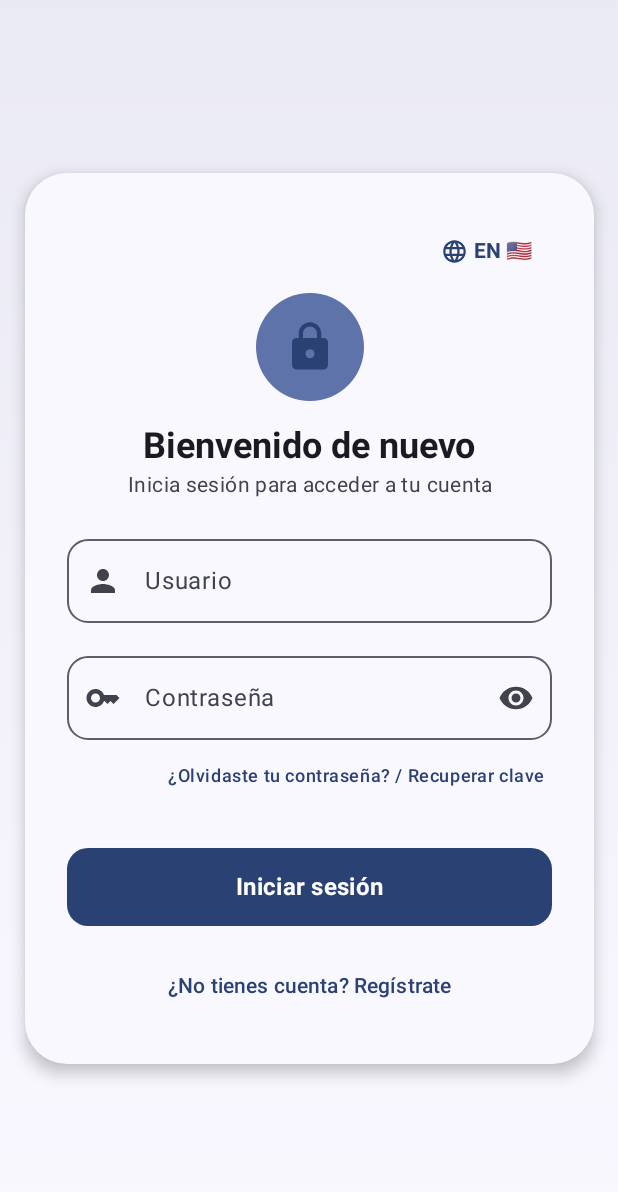
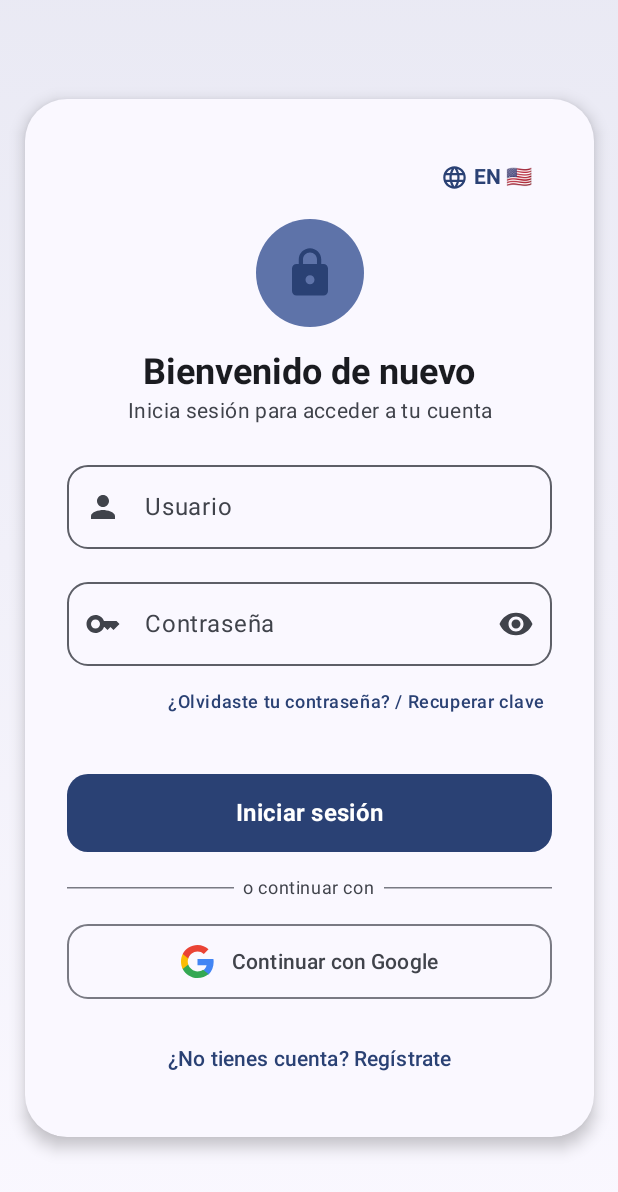
Before and after one commit to elopez2021/programacion-movil, an Android app built with Jetpack Compose: the screen it shows after launch (MainActivity), on a phone screen of 412 x 824 dp. Shown: the top 1192 px of the screen. Run offline under Robolectric (Android 15) with nearby library versions, the phone set to English and light mode, and no system bars.

Commit message:
Add Google Sign-In button and integration with flashcards_api

```diff
--- a/app/build.gradle
+++ b/app/build.gradle
@@ -47,6 +47,7 @@ dependencies {
     implementation libs.androidx.ui.tooling.preview
     implementation libs.androidx.material3
     implementation libs.androidx.material.icons.extended
+    implementation libs.google.play.services.auth
 
     debugImplementation libs.androidx.ui.tooling
 }
--- a/app/src/main/java/com/example/login/ui/LoginScreen.kt
+++ b/app/src/main/java/com/example/login/ui/LoginScreen.kt
@@ -1,6 +1,8 @@
 package com.example.login.ui
 
 import android.util.Patterns
+import androidx.activity.compose.rememberLauncherForActivityResult
+import androidx.activity.result.contract.ActivityResultContracts
 import androidx.compose.animation.AnimatedVisibility
 import androidx.compose.animation.fadeIn
 import androidx.compose.animation.fadeOut
@@ -20,7 +22,10 @@ import androidx.compose.ui.Alignment
 import androidx.compose.ui.Modifier
 import androidx.compose.ui.focus.FocusDirection
 import androidx.compose.ui.graphics.Brush
+import androidx.compose.ui.graphics.Color
+import androidx.compose.ui.platform.LocalContext
 import androidx.compose.ui.platform.LocalFocusManager
+import androidx.compose.ui.res.painterResource
 import androidx.compose.ui.text.font.FontWeight
 import androidx.compose.ui.text.input.ImeAction
 import androidx.compose.ui.text.input.KeyboardType
@@ -28,8 +33,12 @@ import androidx.compose.ui.text.input.PasswordVisualTransformation
 import androidx.compose.ui.text.input.VisualTransformation
 import androidx.compose.ui.text.style.TextAlign
 import androidx.compose.ui.unit.dp
+import com.example.login.R
 import com.example.login.data.ApiClient
 import com.example.login.data.User
+import com.google.android.gms.auth.api.signin.GoogleSignIn
+import com.google.android.gms.auth.api.signin.GoogleSignInOptions
+import com.google.android.gms.common.api.ApiException
 import kotlinx.coroutines.launch
 
 enum class AuthMode {
@@ -45,6 +54,7 @@ fun LoginScreen(
     onLoginSuccess: (User) -> Unit,
     apiClient: ApiClient = ApiClient
 ) {
+    val context = LocalContext.current
     val strings = remember(currentLanguage) { AppStrings.get(currentLanguage) }
     val coroutineScope = rememberCoroutineScope()
 
@@ -64,6 +74,55 @@ fun LoginScreen(
     var successMessage by remember { mutableStateOf<String?>(null) }
 
     val focusManager = LocalFocusManager.current
+
+    // Configuración de Google Sign-In
+    val gso = remember {
+        GoogleSignInOptions.Builder(GoogleSignInOptions.DEFAULT_SIGN_IN)
+            .requestEmail()
+            .requestProfile()
+            .build()
+    }
+
+    val googleSignInClient = remember {
+        GoogleSignIn.getClient(context, gso)
+    }
+
+    val googleLauncher = rememberLauncherForActivityResult(
+        contract = ActivityResultContracts.StartActivityForResult()
+    ) { result ->
+        val task = GoogleSignIn.getSignedInAccountFromIntent(result.data)
+        try {
+            val account = task.getResult(ApiException::class.java)
+            val googleEmail = account.email
+            val googleName = account.displayName ?: account.givenName ?: "Usuario Google"
+
+            if (!googleEmail.isNullOrBlank()) {
+                coroutineScope.launch {
+                    isLoading = true
+                    errorMessage = null
+                    val apiResult = apiClient.googleLogin(googleEmail, googleName)
+                    isLoading = false
+                    if (apiResult.isSuccess) {
+                        val loggedUser = apiResult.getOrNull()
+                        if (loggedUser != null) {
+                            onLoginSuccess(loggedUser)
+                        }
+                    } else {
+                        errorMessage = apiResult.exceptionOrNull()?.message ?: "Error al conectar cuenta con el servidor"
+                    }
+                }
+            } else {
+                errorMessage = "No se pudo obtener el correo de la cuenta de Google seleccionada"
+            }
+        } catch (e: ApiException) {
+            // Código 12501 significa que el usuario cerró el diálogo sin seleccionar
+            if (e.statusCode != 12501) {
+                errorMessage = "Google Sign-In: Error código ${e.statusCode}"
+            }
+        } catch (e: Exception) {
+            errorMessage = e.localizedMessage ?: "Error al iniciar con Google"
+        }
+    }
 
     Box(
         modifier = Modifier
@@ -571,6 +630,55 @@ fun LoginScreen(
                     }
                 }
 
+                // Google Sign-In button (only shown on Login and Register modes)
+                if (authMode != AuthMode.FORGOT_PASSWORD) {
+                    Spacer(modifier = Modifier.height(16.dp))
+
+                    Row(
+                        modifier = Modifier.fillMaxWidth(),
+                        verticalAlignment = Alignment.CenterVertically
+                    ) {
+                        HorizontalDivider(modifier = Modifier.weight(1f), color = MaterialTheme.colorScheme.outlineVariant)
+                        Text(
+                            text = "  ${strings.orContinueWith}  ",
+                            style = MaterialTheme.typography.bodySmall,
+                            color = MaterialTheme.colorScheme.onSurfaceVariant
+                        )
+                        HorizontalDivider(modifier = Modifier.weight(1f), color = MaterialTheme.colorScheme.outlineVariant)
+                    }
+
+                    Spacer(modifier = Modifier.height(16.dp))
+
+                    OutlinedButton(
+                        onClick = {
+                            errorMessage = null
+                            successMessage = null
+                            // Desconectar sesión previa para que siempre aparezca el selector de cuentas
+                            googleSignInClient.signOut().addOnCompleteListener {
+                                val signInIntent = googleSignInClient.signInIntent
+                                googleLauncher.launch(signInIntent)
+                            }
+                        },
+                        modifier = Modifier
+                            .fillMaxWidth()
+                            .height(50.dp),
+                        enabled = !isLoading,
+                        shape = RoundedCornerShape(14.dp)
+                    ) {
+                        Icon(
+                            painter = painterResource(id = R.drawable.ic_google),
+                            contentDescription = "Google",
+                            tint = Color.Unspecified,
+                            modifier = Modifier.size(22.dp)
+                        )
+                        Spacer(modifier = Modifier.width(12.dp))
+                        Text(
+                            text = strings.continueWithGoogle,
+                            style = MaterialTheme.typography.titleSmall.copy(fontWeight = FontWeight.SemiBold)
+                        )
+                    }
+                }
+
                 Spacer(modifier = Modifier.height(16.dp))
 
                 // Mode switch links
--- a/app/src/main/java/com/example/login/ui/Strings.kt
+++ b/app/src/main/java/com/example/login/ui/Strings.kt
@@ -51,7 +51,10 @@ data class AppStrings(
     val confirmNewPassword: String,
     val changePassword: String,
     val errCurrentPasswordWrong: String,
-    val successPasswordChanged: String
+    val successPasswordChanged: String,
+    // Google Sign-In
+    val orContinueWith: String,
+    val continueWithGoogle: String
 ) {
     companion object {
         fun get(language: Language): AppStrings {
@@ -102,7 +105,9 @@ data class AppStrings(
                     confirmNewPassword = "Confirmar nueva contraseña",
                     changePassword = "Actualizar contraseña",
                     errCurrentPasswordWrong = "La contraseña actual es incorrecta",
-                    successPasswordChanged = "¡Contraseña cambiada exitosamente!"
+                    successPasswordChanged = "¡Contraseña cambiada exitosamente!",
+                    orContinueWith = "o continuar con",
+                    continueWithGoogle = "Continuar con Google"
                 )
                 Language.EN -> AppStrings(
                     welcomeBack = "Welcome Back",
@@ -150,7 +155,9 @@ data class AppStrings(
                     confirmNewPassword = "Confirm New Password",
                     changePassword = "Update Password",
                     errCurrentPasswordWrong = "Current password is incorrect",
-                    successPasswordChanged = "Password changed successfully!"
+                    successPasswordChanged = "Password changed successfully!",
+                    orContinueWith = "or continue with",
+                    continueWithGoogle = "Continue with Google"
                 )
             }
         }
--- /dev/null
+++ b/app/src/main/res/drawable/ic_google.xml
@@ -0,0 +1,18 @@
+<vector xmlns:android="http://schemas.android.com/apk/res/android"
+    android:width="24dp"
+    android:height="24dp"
+    android:viewportWidth="24"
+    android:viewportHeight="24">
+    <path
+        android:fillColor="#4285F4"
+        android:pathData="M23.745,12.27c0,-0.72 -0.06,-1.4 -0.19,-2.05H12v4.51h6.6c-0.29,1.52 -1.14,2.82 -2.4,3.68v3.05h3.88C22.36,19.37 23.75,16.09 23.75,12.27z" />
+    <path
+        android:fillColor="#34A853"
+        android:pathData="M12,24c3.24,0 5.95,-1.08 7.93,-2.91l-3.88,-3.05c-1.08,0.72 -2.45,1.16 -4.05,1.16 -3.12,0 -5.77,-2.1 -6.72,-4.93H1.25v3.15C3.26,21.36 7.34,24 12,24z" />
+    <path
+        android:fillColor="#FBBC05"
+        android:pathData="M5.28,14.27c-0.25,-0.72 -0.38,-1.49 -0.38,-2.27s0.14,-1.55 0.38,-2.27V6.58H1.25C0.45,8.18 0,9.97 0,12s0.45,3.82 1.25,5.42l4.03,-3.15z" />
+    <path
+        android:fillColor="#EA4335"
+        android:pathData="M12,4.75c1.77,0 3.35,0.61 4.6,1.8l3.42,-3.42C17.95,1.19 15.24,0 12,0 7.34,0 3.26,2.64 1.25,6.58l4.03,3.15c0.95,-2.83 3.6,-4.98 6.72,-4.98z" />
+</vector>
--- a/gradle/libs.versions.toml
+++ b/gradle/libs.versions.toml
@@ -6,6 +6,7 @@ lifecycleRuntimeKtx = "2.8.7"
 activityCompose = "1.9.3"
 composeBom = "2024.11.00"
 materialIconsExtended = "1.7.5"
+playServicesAuth = "21.2.0"
 
 [libraries]
 androidx-core-ktx = { group = "androidx.core", name = "core-ktx", version.ref = "coreKtx" }
@@ -19,6 +20,7 @@ androidx-ui-tooling = { group = "androidx.compose.ui", name = "ui-tooling" }
 androidx-ui-tooling-preview = { group = "androidx.compose.ui", name = "ui-tooling-preview" }
 androidx-material3 = { group = "androidx.compose.material3", name = "material3" }
 androidx-material-icons-extended = { group = "androidx.compose.material", name = "material-icons-extended", version.ref = "materialIconsExtended" }
+google-play-services-auth = { group = "com.google.android.gms", name = "play-services-auth", version.ref = "playServicesAuth" }
 
 [plugins]
 android-application = { id = "com.android.application", version.ref = "agp" }
```
Also changed, not shown: app/src/main/java/com/example/login/data/ApiClient.kt (+21 -0 lines).
